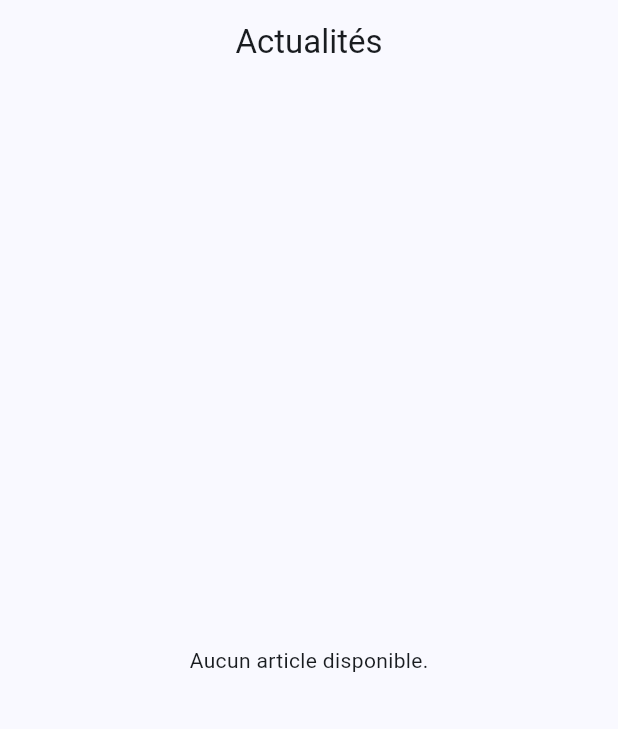
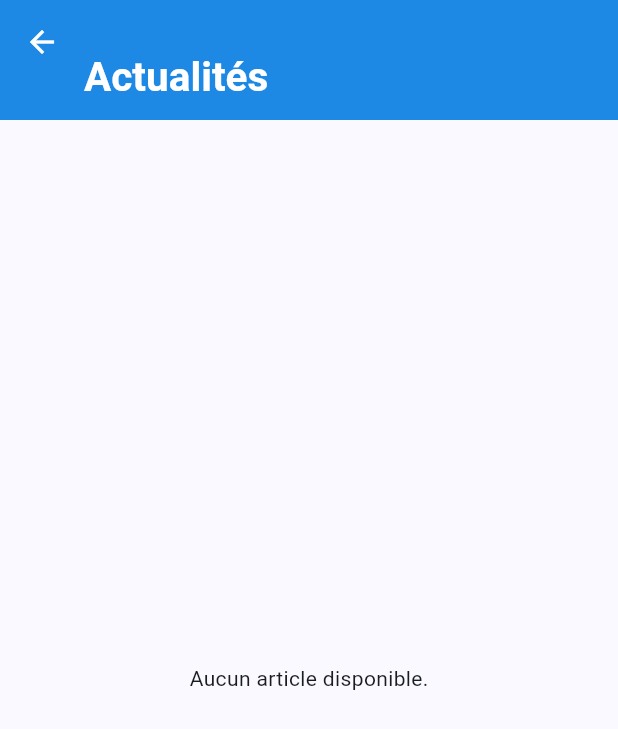
Before and after one commit to Cedric0510/civic_application, a Flutter app: the ArticlesPage screen opened by its route, on a phone screen of 412 x 824 dp. Shown: the top 729 px of the screen. Run offline on Flutter 3.47's test engine with Material 3 defaults, Android fonts, the phone set to English and light mode, and no system bars; our stand-ins replace equatable, flutter_dotenv, flutter_riverpod, go_router, supabase_flutter; accounts and stored records are empty.

Commit message:
News page designed

```diff
--- a/lib/features/articles/presentation/pages/articles_page.dart
+++ b/lib/features/articles/presentation/pages/articles_page.dart
@@ -7,25 +7,61 @@ import 'package:go_router/go_router.dart';
 class ArticlesPage extends ConsumerWidget {
   const ArticlesPage({super.key});
 
+  static const Color _headerColor = Color(0xFF1E88E5);
+
   @override
   Widget build(BuildContext context, WidgetRef ref) {
     final state = ref.watch(articlesControllerProvider);
+
     return Scaffold(
-      appBar: AppBar(title: const Text('Actualités')),
-      body: state.when(
-        loading: () => const Center(child: CircularProgressIndicator()),
-        error: (error, stackTrace) =>
-            const Center(child: Text('Impossible de charger les articles.')),
-        data: (articles) => articles.isEmpty
-            ? const Center(child: Text('Aucun article disponible.'))
-            : ListView.builder(
-                padding: const EdgeInsets.all(16),
-                itemCount: articles.length,
-                itemBuilder: (context, index) => ArticleCard(
-                  article: articles[index],
-                  onTap: () => context.push('/articles/${articles[index].id}'),
+      body: CustomScrollView(
+        slivers: [
+          SliverAppBar(
+            expandedHeight: 80,
+            pinned: true,
+            backgroundColor: _headerColor,
+            foregroundColor: Colors.white,
+            leading: IconButton(
+              icon: const Icon(Icons.arrow_back),
+              onPressed: () => context.go('/home'),
+            ),
+            flexibleSpace: const FlexibleSpaceBar(
+              title: Text(
+                'Actualités',
+                style: TextStyle(
+                  fontWeight: FontWeight.bold,
+                  color: Colors.white,
+                  fontSize: 18,
                 ),
               ),
+              titlePadding: EdgeInsets.only(left: 56, bottom: 12),
+              background: ColoredBox(color: _headerColor),
+            ),
+          ),
+          state.when(
+            loading: () => const SliverFillRemaining(
+              child: Center(child: CircularProgressIndicator()),
+            ),
+            error: (error, stackTrace) => const SliverFillRemaining(
+              child: Center(child: Text('Impossible de charger les articles.')),
+            ),
+            data: (articles) => articles.isEmpty
+                ? const SliverFillRemaining(
+                    child: Center(child: Text('Aucun article disponible.')),
+                  )
+                : SliverPadding(
+                    padding: const EdgeInsets.all(16),
+                    sliver: SliverList.builder(
+                      itemCount: articles.length,
+                      itemBuilder: (context, index) => ArticleCard(
+                        article: articles[index],
+                        onTap: () =>
+                            context.push('/articles/${articles[index].id}'),
+                      ),
+                    ),
+                  ),
+          ),
+        ],
       ),
     );
   }
```
Also changed, not shown: lib/features/articles/presentation/widgets/article_card.dart (+51 -16 lines).
